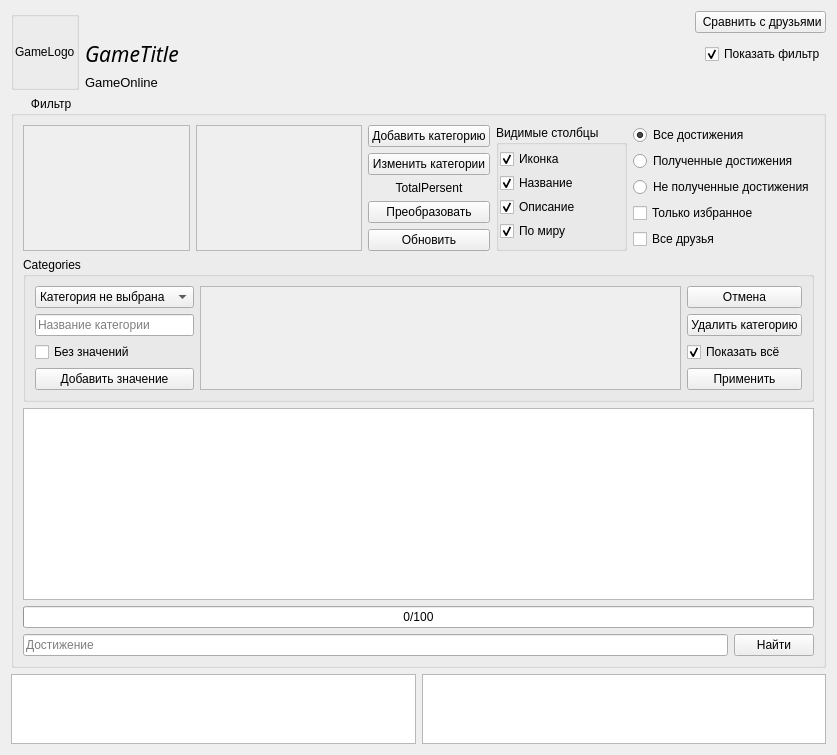
Arankir/AraSteamManager, file AraSteamManager/formachievements.ui: the form before one commit.
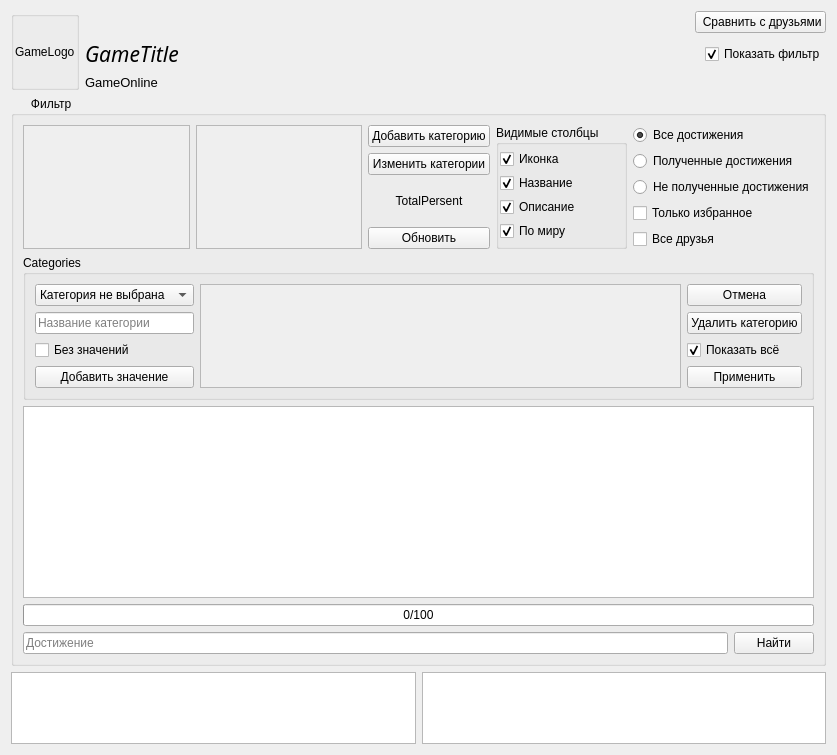
The form after the commit.

Diff of the .ui file:
```diff
--- a/AraSteamManager/formachievements.ui
+++ b/AraSteamManager/formachievements.ui
@@ -248,13 +248,6 @@
             </property>
            </widget>
           </item>
-          <item>
-           <widget class="QPushButton" name="pushButton">
-            <property name="text">
-             <string>Преобразовать</string>
-            </property>
-           </widget>
-          </item>
           <item>
            <widget class="QPushButton" name="ButtonUpdate">
             <property name="text">
```
